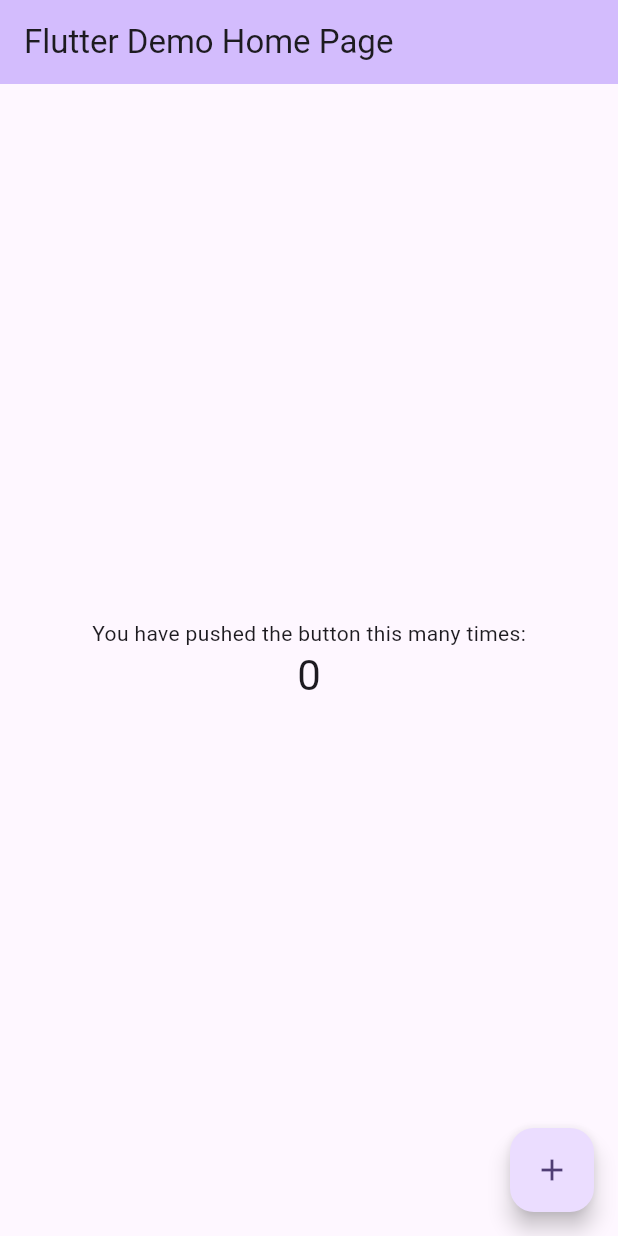
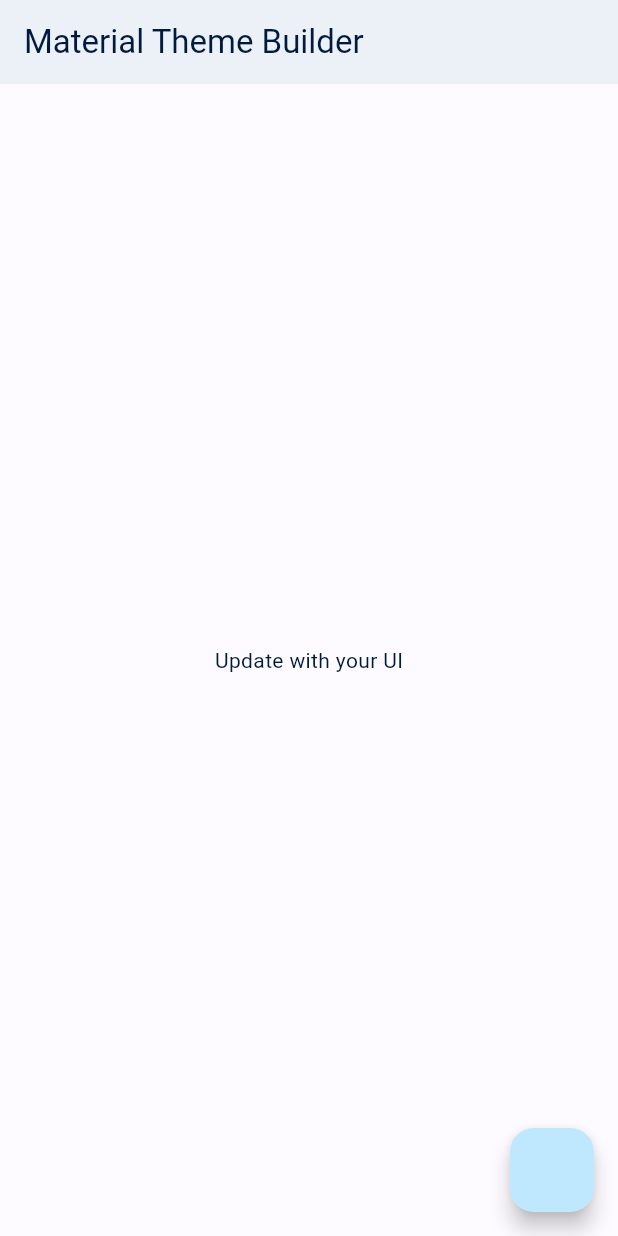
Before and after one commit to FadyDkhil/ClosetTroc, a Flutter app: the screen it shows after launch, on a phone screen of 412 x 824 dp. Run offline on Flutter 3.47's test engine with Material 3 defaults, Android fonts, the phone set to English and light mode, and no system bars.

Commit message:
Theme Init

```diff
--- a/Front/ratrappage_fady_dkhil/lib/main.dart
+++ b/Front/ratrappage_fady_dkhil/lib/main.dart
@@ -1,125 +1,46 @@
 import 'package:flutter/material.dart';
+import "color_schemes.g.dart";
 
 void main() {
   runApp(const MyApp());
 }
 
 class MyApp extends StatelessWidget {
-  const MyApp({super.key});
+  const MyApp({Key? key}) : super(key: key);
 
   // This widget is the root of your application.
   @override
   Widget build(BuildContext context) {
     return MaterialApp(
-      title: 'ClosetTroc',
-      theme: ThemeData(
-        // This is the theme of your application.
-        //
-        // TRY THIS: Try running your application with "flutter run". You'll see
-        // the application has a blue toolbar. Then, without quitting the app,
-        // try changing the seedColor in the colorScheme below to Colors.green
-        // and then invoke "hot reload" (save your changes or press the "hot
-        // reload" button in a Flutter-supported IDE, or press "r" if you used
-        // the command line to start the app).
-        //
-        // Notice that the counter didn't reset back to zero; the application
-        // state is not lost during the reload. To reset the state, use hot
-        // restart instead.
-        //
-        // This works for code too, not just values: Most code changes can be
-        // tested with just a hot reload.
-        colorScheme: ColorScheme.fromSeed(seedColor: Colors.deepPurple),
-        useMaterial3: true,
-      ),
-      home: const MyHomePage(title: 'Flutter Demo Home Page'),
+      theme: ThemeData(useMaterial3: true, colorScheme: lightColorScheme),
+      darkTheme: ThemeData(useMaterial3: true, colorScheme: darkColorScheme),
+      home: const Home(),
     );
   }
 }
 
-class MyHomePage extends StatefulWidget {
-  const MyHomePage({super.key, required this.title});
+class Home extends StatelessWidget {
+  const Home({Key? key}) : super(key: key);
 
-  // This widget is the home page of your application. It is stateful, meaning
-  // that it has a State object (defined below) that contains fields that affect
-  // how it looks.
-
-  // This class is the configuration for the state. It holds the values (in this
-  // case the title) provided by the parent (in this case the App widget) and
-  // used by the build method of the State. Fields in a Widget subclass are
-  // always marked "final".
-
-  final String title;
-
-  @override
-  State<MyHomePage> createState() => _MyHomePageState();
-}
-
-class _MyHomePageState extends State<MyHomePage> {
-  int _counter = 0;
-
-  void _incrementCounter() {
-    setState(() {
-      // This call to setState tells the Flutter framework that something has
-      // changed in this State, which causes it to rerun the build method below
-      // so that the display can reflect the updated values. If we changed
-      // _counter without calling setState(), then the build method would not be
-      // called again, and so nothing would appear to happen.
-      _counter++;
-    });
-  }
-
+  // This widget is the root of your application.
   @override
   Widget build(BuildContext context) {
-    // This method is rerun every time setState is called, for instance as done
-    // by the _incrementCounter method above.
-    //
-    // The Flutter framework has been optimized to make rerunning build methods
-    // fast, so that you can just rebuild anything that needs updating rather
-    // than having to individually change instances of widgets.
     return Scaffold(
         appBar: AppBar(
-        // TRY THIS: Try changing the color here to a specific color (to
-        // Colors.amber, perhaps?) and trigger a hot reload to see the AppBar
-        // change color while the other colors stay the same.
-        backgroundColor: Theme.of(context).colorScheme.inversePrimary,
-        // Here we take the value from the MyHomePage object that was created by
-        // the App.build method, and use it to set our appbar title.
-        title: Text(widget.title),
+          elevation: 2,
+          title: Text("Material Theme Builder"),
         ),
-      body: Center(
-        // Center is a layout widget. It takes a single child and positions it
-        // in the middle of the parent.
+        body: const Center(
           child: Column(
-          // Column is also a layout widget. It takes a list of children and
-          // arranges them vertically. By default, it sizes itself to fit its
-          // children horizontally, and tries to be as tall as its parent.
-          //
-          // Column has various properties to control how it sizes itself and
-          // how it positions its children. Here we use mainAxisAlignment to
-          // center the children vertically; the main axis here is the vertical
-          // axis because Columns are vertical (the cross axis would be
-          // horizontal).
-          //
-          // TRY THIS: Invoke "debug painting" (choose the "Toggle Debug Paint"
-          // action in the IDE, or press "p" in the console), to see the
-          // wireframe for each widget.
             mainAxisAlignment: MainAxisAlignment.center,
-          children: <Widget>[
-            const Text(
-              'You have pushed the button this many times:',
-            ),
+            children: [
               Text(
-              '$_counter',
-              style: Theme.of(context).textTheme.headlineMedium,
+                'Update with your UI',
               ),
             ],
           ),
         ),
-      floatingActionButton: FloatingActionButton(
-        onPressed: _incrementCounter,
-        tooltip: 'Increment',
-        child: const Icon(Icons.add),
-      ), // This trailing comma makes auto-formatting nicer for build methods.
-    );
+        floatingActionButton:
+            FloatingActionButton(onPressed: () => {}, tooltip: 'Increment'));
   }
 }
```
Also changed, not shown: Front/ratrappage_fady_dkhil/lib/navigations/nav_bottom.dart (added, +193 -0 lines), Front/ratrappage_fady_dkhil/lib/color_schemes.g.dart (added), 2 other files. Lines whose indentation alone changed are shown as unchanged.
